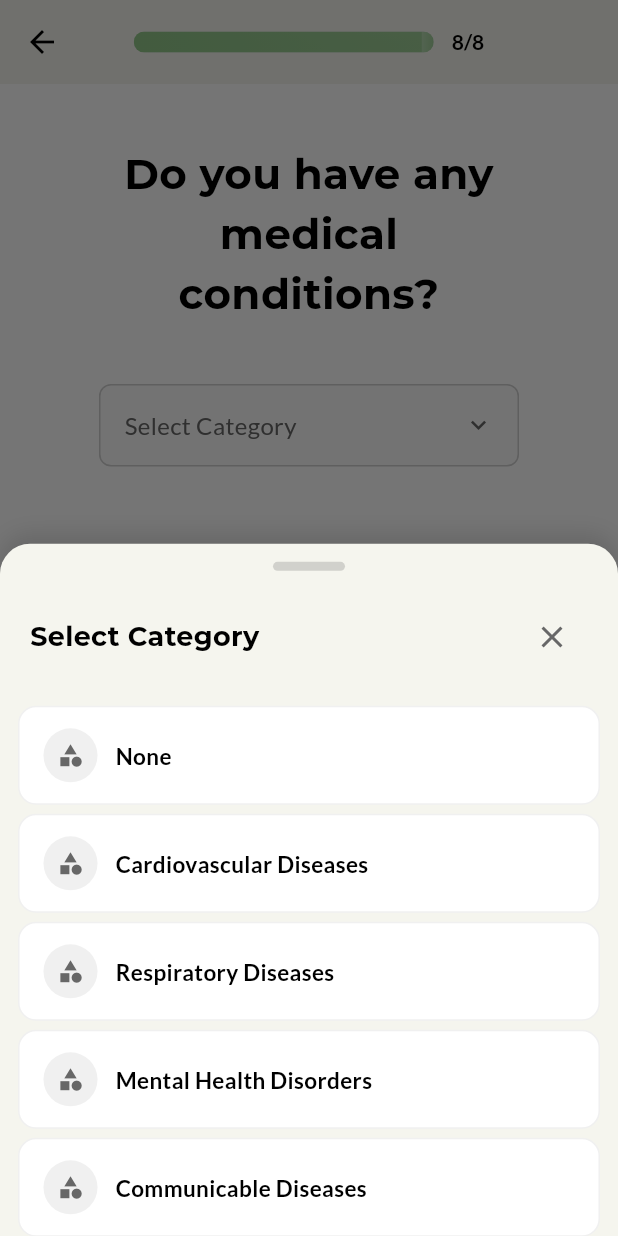
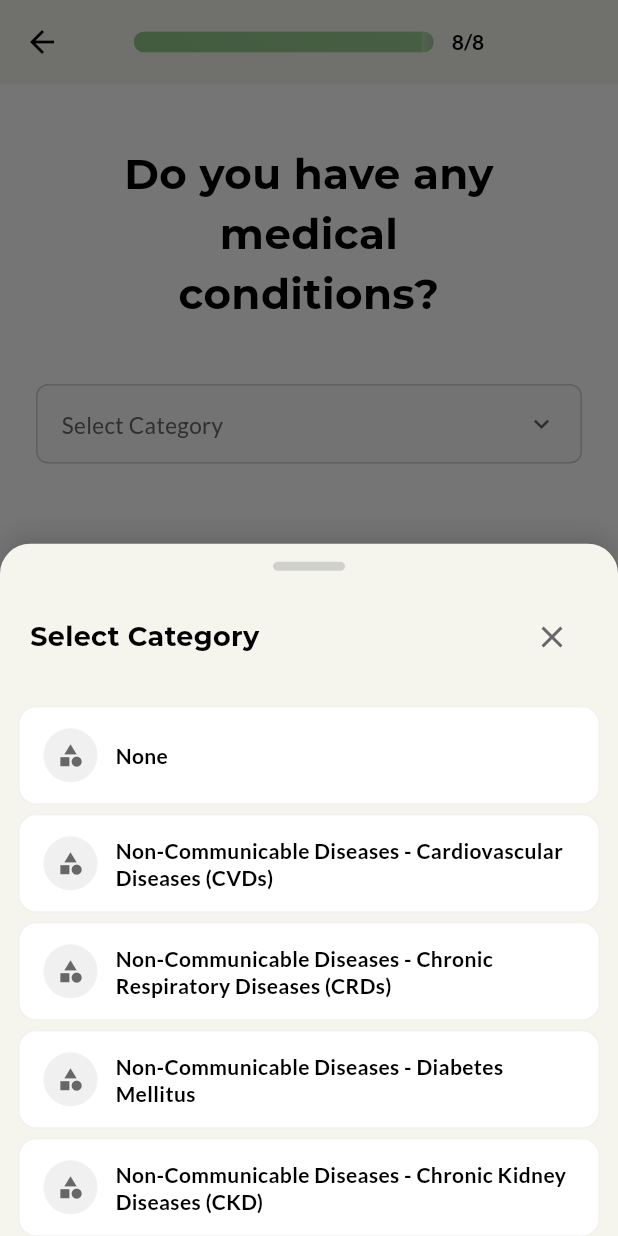
Before and after one commit to notsocj/forkcast, a Flutter app: the MedicalConditionsPage screen opened directly, after a tap on "Select Category", on a phone screen of 412 x 824 dp. Run offline on Flutter 3.47's test engine with Material 3 defaults, Android fonts, the phone set to English and light mode, and no system bars; our stand-ins replace cloud_firestore, firebase_auth, firebase_core, flutter_animate, google_sign_in, image_picker and 1 more; accounts and stored records are empty.

Commit message:
feat: updated the medical conditions page dart. added condition connecting to the page in household size, then configured the list of medical conditions

```diff
--- a/lib/features/profile_setup/medical_conditions_page.dart
+++ b/lib/features/profile_setup/medical_conditions_page.dart
@@ -26,40 +26,68 @@ class _MedicalConditionsPageState extends State<MedicalConditionsPage> {
 
   // Medical condition categories and specific conditions
   final Map<String, List<String>> _medicalConditions = {
-    'Cardiovascular Diseases': [
-      'Hypertension',
-      'Heart Attack',
+    'Non-Communicable Diseases - Cardiovascular Diseases (CVDs)': [
+      'Hypertension (High Blood Pressure)',
+      'Coronary Artery Disease (CAD)',
       'Stroke',
-      'Atherosclerosis',
       'Heart Failure',
+      'Peripheral Artery Disease (PAD)',
+      'Hypercholesterolemia (High Cholesterol)',
     ],
-    'Respiratory Diseases': [
+    'Non-Communicable Diseases - Chronic Respiratory Diseases (CRDs)': [
       'Asthma',
+      'Chronic Obstructive Pulmonary Disease (COPD)',
       'Chronic Bronchitis',
       'Emphysema',
+      'Bronchiectasis',
+      'Occupational Lung Diseases (Silicosis, Asbestosis)',
+    ],
+    'Non-Communicable Diseases - Diabetes Mellitus': [
+      'Type 1 Diabetes',
+      'Type 2 Diabetes',
+    ],
+    'Non-Communicable Diseases - Chronic Kidney Diseases (CKD)': [
+      'Diabetic Kidney Disease',
+      'Hypertensive Nephropathy',
+      'Polycystic Kidney Disease',
+    ],
+    'Non-Communicable Diseases - Musculoskeletal Disorders': [
+      'Osteoarthritis',
+      'Rheumatoid Arthritis',
+      'Osteoporosis',
+      'Gout',
+    ],
+    'Communicable Diseases - Respiratory Infections': [
+      'COVID-19',
       'Pneumonia',
-      'Allergic Rhinitis',
+      'Influenza (Flu)',
+      'Tuberculosis (TB)',
     ],
-    'Mental Health Disorders': [
-      'Depression',
-      'Anxiety Disorder',
-      'Bipolar Disorder',
-      'Stress-related Disorders',
-      'Sleep Disorders',
+    'Communicable Diseases - Water- and Food-Borne Diseases': [
+      'Diarrheal Infections',
+      'Typhoid Fever',
+      'Amoebiasis',
+      'Cholera',
+      'Hepatitis A',
+      'Hepatitis E',
     ],
-    'Communicable Diseases': [
-      'Tuberculosis',
-      'Dengue Fever',
-      'Malaria',
-      'Pneumonia',
-      'Gastroenteritis',
+    'Dietary Conditions': [
+      'Malnutrition',
+      'Overweight',
+      'Underweight',
+      'Obesity',
+      'Obesity Class I',
+      'Obesity Class II',
     ],
-    'Non-Communicable Diseases': [
-      'Diabetes',
-      'Obesity',
-      'Osteoporosis',
-      'Anemia',
-      'High Cholesterol',
+    'Metabolic or Endocrine Disorders': [
+      'Hypothyroidism',
+      'Hyperthyroidism',
+    ],
+    'Digestive Disorders': [
+      'Acid Reflux / GERD',
+      'Irritable Bowel Syndrome (IBS)',
+      'Peptic Ulcer Disease',
+      'Lactose Intolerance',
     ],
   };
 
@@ -207,10 +235,13 @@ class _MedicalConditionsPageState extends State<MedicalConditionsPage> {
                                     category,
                                     style: TextStyle(
                                       fontFamily: AppConstants.primaryFont,
-                                      fontSize: 15,
+                                      fontSize: 14,
                                       fontWeight: FontWeight.w600,
                                       color: AppColors.blackText,
+                                      height: 1.3,
                                     ),
+                                    maxLines: 3,
+                                    overflow: TextOverflow.ellipsis,
                                   ),
                                 ),
                               ],
@@ -334,6 +365,15 @@ class _MedicalConditionsPageState extends State<MedicalConditionsPage> {
 
   @override
   Widget build(BuildContext context) {
+    // Get household size from provider
+    final provider = Provider.of<ProfileSetupProvider>(context, listen: false);
+    final householdSize = provider.householdSize;
+
+    // Dynamic question based on household size
+    final questionText = householdSize > 1
+        ? "Does your family have any\nmedical conditions?"
+        : "Do you have any medical\nconditions?";
+
     return Scaffold(
       backgroundColor: const Color.fromARGB(255, 255, 255, 255),
       appBar: AppBar(
@@ -377,10 +417,10 @@ class _MedicalConditionsPageState extends State<MedicalConditionsPage> {
                 children: <Widget>[
                   // Top spacing and title
                   const SizedBox(height: 40),
-                  const Text(
-                    "Do you have any medical\nconditions?",
+                  Text(
+                    questionText,
                     textAlign: TextAlign.center,
-                    style: TextStyle(
+                    style: const TextStyle(
                       fontFamily: AppConstants.headingFont,
                       fontWeight: FontWeight.bold,
                       fontSize: 28,
@@ -394,7 +434,8 @@ class _MedicalConditionsPageState extends State<MedicalConditionsPage> {
                   GestureDetector(
                     onTap: _openCategorySheet,
                     child: Container(
-                      width: 280,
+                      width: double.infinity,
+                      constraints: const BoxConstraints(maxWidth: 400),
                       padding: const EdgeInsets.symmetric(horizontal: 16, vertical: 15),
                       decoration: BoxDecoration(
                         color: AppColors.lightGray.withOpacity(0.3),
@@ -404,17 +445,22 @@ class _MedicalConditionsPageState extends State<MedicalConditionsPage> {
                       child: Row(
                         mainAxisAlignment: MainAxisAlignment.spaceBetween,
                         children: [
-                          Text(
+                          Expanded(
+                            child: Text(
                               _selectedCategory ?? 'Select Category',
                               style: TextStyle(
                                 fontFamily: AppConstants.primaryFont,
-                              fontSize: 16,
+                                fontSize: 15,
                                 fontWeight: FontWeight.w500,
                                 color: _selectedCategory != null
                                     ? AppColors.blackText
                                     : AppColors.grayText,
                               ),
+                              maxLines: 2,
+                              overflow: TextOverflow.ellipsis,
                             ),
+                          ),
+                          const SizedBox(width: 8),
                           const Icon(
                             Icons.keyboard_arrow_down,
                             color: AppColors.grayText,
```
Lines whose indentation alone changed are shown as unchanged.
